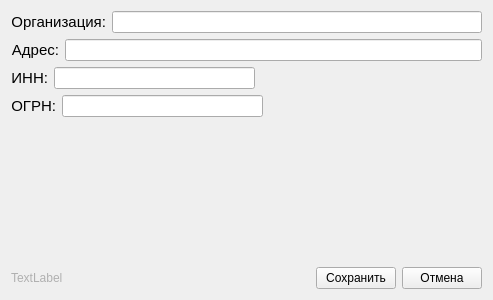
vanobl/counter, file faces/edit_company.ui: the form before one commit.
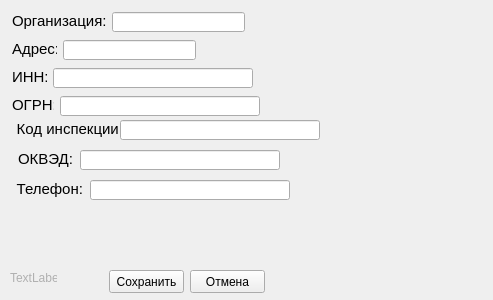
The form after the commit.

```diff
--- a/faces/edit_company.ui
+++ b/faces/edit_company.ui
@@ -13,50 +13,28 @@
   <property name="windowTitle">
    <string>Form</string>
   </property>
-  <layout class="QGridLayout" name="gridLayout">
-   <item row="0" column="0">
-    <layout class="QVBoxLayout" name="verticalLayout_2">
-     <item>
-      <layout class="QVBoxLayout" name="verticalLayout">
-       <item>
-        <layout class="QHBoxLayout" name="horizontalLayout_5">
-         <item>
-          <widget class="QLabel" name="label">
-           <property name="text">
-            <string>&lt;html&gt;&lt;head/&gt;&lt;body&gt;&lt;p align=&quot;right&quot;&gt;&lt;span style=&quot; font-size:11pt;&quot;&gt;Организация:&lt;/span&gt;&lt;/p&gt;&lt;/body&gt;&lt;/html&gt;</string>
-           </property>
-          </widget>
-         </item>
-         <item>
-          <widget class="QLineEdit" name="edit_company"/>
-         </item>
-        </layout>
-       </item>
-       <item>
-        <layout class="QHBoxLayout" name="horizontalLayout_4">
-         <item>
-          <widget class="QLabel" name="label_4">
+  <widget class="QLabel" name="label_5">
+   <property name="geometry">
+    <rect>
+     <x>12</x>
+     <y>120</y>
+     <width>111</width>
+     <height>18</height>
+    </rect>
+   </property>
            <property name="text">
-            <string>&lt;html&gt;&lt;head/&gt;&lt;body&gt;&lt;p align=&quot;right&quot;&gt;&lt;span style=&quot; font-size:11pt;&quot;&gt;Адрес:&lt;/span&gt;&lt;/p&gt;&lt;/body&gt;&lt;/html&gt;</string>
-           </property>
-          </widget>
-         </item>
-         <item>
-          <widget class="QLineEdit" name="edit_address"/>
-         </item>
-        </layout>
-       </item>
-       <item>
-        <layout class="QHBoxLayout" name="horizontalLayout_2">
-         <item>
-          <widget class="QLabel" name="label_2">
-           <property name="text">
-            <string>&lt;html&gt;&lt;head/&gt;&lt;body&gt;&lt;p align=&quot;right&quot;&gt;&lt;span style=&quot; font-size:11pt;&quot;&gt;ИНН:&lt;/span&gt;&lt;/p&gt;&lt;/body&gt;&lt;/html&gt;</string>
-           </property>
-          </widget>
-         </item>
-         <item>
-          <widget class="QLineEdit" name="edit_inn">
+    <string>&lt;html&gt;&lt;head/&gt;&lt;body&gt;&lt;p align=&quot;right&quot;&gt;&lt;span style=&quot; font-size:11pt;&quot;&gt;Код инспекции:&lt;/span&gt;&lt;/p&gt;&lt;/body&gt;&lt;/html&gt;</string>
+   </property>
+  </widget>
+  <widget class="QLineEdit" name="edit_inspection">
+   <property name="geometry">
+    <rect>
+     <x>120</x>
+     <y>120</y>
+     <width>200</width>
+     <height>20</height>
+    </rect>
+   </property>
            <property name="minimumSize">
             <size>
              <width>200</width>
@@ -69,40 +47,29 @@
              <height>16777215</height>
             </size>
            </property>
-           <property name="baseSize">
-            <size>
-             <width>0</width>
-             <height>0</height>
-            </size>
-           </property>
-          </widget>
-         </item>
-         <item>
-          <spacer name="horizontalSpacer_2">
-           <property name="orientation">
-            <enum>Qt::Horizontal</enum>
-           </property>
-           <property name="sizeHint" stdset="0">
-            <size>
-             <width>40</width>
-             <height>20</height>
-            </size>
-           </property>
-          </spacer>
-         </item>
-        </layout>
-       </item>
-       <item>
-        <layout class="QHBoxLayout" name="horizontalLayout_3">
-         <item>
-          <widget class="QLabel" name="label_3">
+  </widget>
+  <widget class="QLabel" name="label_6">
+   <property name="geometry">
+    <rect>
+     <x>12</x>
+     <y>150</y>
+     <width>61</width>
+     <height>18</height>
+    </rect>
+   </property>
            <property name="text">
-            <string>&lt;html&gt;&lt;head/&gt;&lt;body&gt;&lt;p align=&quot;right&quot;&gt;&lt;span style=&quot; font-size:11pt;&quot;&gt;ОГРН:&lt;/span&gt;&lt;/p&gt;&lt;/body&gt;&lt;/html&gt;</string>
-           </property>
-          </widget>
-         </item>
-         <item>
-          <widget class="QLineEdit" name="edit_ogrn">
+    <string>&lt;html&gt;&lt;head/&gt;&lt;body&gt;&lt;p align=&quot;right&quot;&gt;&lt;span style=&quot; font-size:11pt;&quot;&gt;ОКВЭД:&lt;/span&gt;&lt;/p&gt;&lt;/body&gt;&lt;/html&gt;</string>
+   </property>
+  </widget>
+  <widget class="QLineEdit" name="edit_okved">
+   <property name="geometry">
+    <rect>
+     <x>80</x>
+     <y>150</y>
+     <width>200</width>
+     <height>20</height>
+    </rect>
+   </property>
            <property name="minimumSize">
             <size>
              <width>200</width>
@@ -116,78 +83,202 @@
             </size>
            </property>
           </widget>
-         </item>
-         <item>
-          <spacer name="horizontalSpacer_3">
-           <property name="orientation">
-            <enum>Qt::Horizontal</enum>
-           </property>
-           <property name="sizeHint" stdset="0">
-            <size>
-             <width>40</width>
+  <widget class="QLabel" name="label_7">
+   <property name="geometry">
+    <rect>
+     <x>12</x>
+     <y>180</y>
+     <width>71</width>
+     <height>18</height>
+    </rect>
+   </property>
+   <property name="text">
+    <string>&lt;html&gt;&lt;head/&gt;&lt;body&gt;&lt;p align=&quot;right&quot;&gt;&lt;span style=&quot; font-size:11pt;&quot;&gt;Телефон:&lt;/span&gt;&lt;/p&gt;&lt;/body&gt;&lt;/html&gt;</string>
+   </property>
+  </widget>
+  <widget class="QLineEdit" name="edit_phone">
+   <property name="geometry">
+    <rect>
+     <x>90</x>
+     <y>180</y>
+     <width>200</width>
              <height>20</height>
-            </size>
-           </property>
-          </spacer>
-         </item>
-        </layout>
-       </item>
-      </layout>
-     </item>
-     <item>
-      <spacer name="verticalSpacer">
-       <property name="orientation">
-        <enum>Qt::Vertical</enum>
-       </property>
-       <property name="sizeHint" stdset="0">
+    </rect>
+   </property>
+   <property name="minimumSize">
+    <size>
+     <width>200</width>
+     <height>0</height>
+    </size>
+   </property>
+   <property name="maximumSize">
         <size>
-         <width>20</width>
-         <height>40</height>
-        </size>
-       </property>
-      </spacer>
-     </item>
-     <item>
-      <layout class="QHBoxLayout" name="horizontalLayout">
-       <item>
+     <width>201</width>
+     <height>16777215</height>
+    </size>
+   </property>
+  </widget>
         <widget class="QLabel" name="label_id">
+   <property name="geometry">
+    <rect>
+     <x>10</x>
+     <y>270</y>
+     <width>47</width>
+     <height>16</height>
+    </rect>
+   </property>
          <property name="text">
           <string>&lt;html&gt;&lt;head/&gt;&lt;body&gt;&lt;p&gt;&lt;span style=&quot; color:#b0b0b0;&quot;&gt;TextLabel&lt;/span&gt;&lt;/p&gt;&lt;/body&gt;&lt;/html&gt;</string>
          </property>
         </widget>
-       </item>
-       <item>
-        <spacer name="horizontalSpacer">
-         <property name="orientation">
-          <enum>Qt::Horizontal</enum>
-         </property>
-         <property name="sizeHint" stdset="0">
-          <size>
-           <width>40</width>
-           <height>20</height>
-          </size>
-         </property>
-        </spacer>
-       </item>
-       <item>
         <widget class="QPushButton" name="btn_action">
+   <property name="geometry">
+    <rect>
+     <x>109</x>
+     <y>270</y>
+     <width>75</width>
+     <height>23</height>
+    </rect>
+   </property>
          <property name="text">
           <string>Сохранить</string>
          </property>
         </widget>
-       </item>
-       <item>
         <widget class="QPushButton" name="btn_exit">
+   <property name="geometry">
+    <rect>
+     <x>190</x>
+     <y>270</y>
+     <width>75</width>
+     <height>23</height>
+    </rect>
+   </property>
          <property name="text">
           <string>Отмена</string>
          </property>
         </widget>
-       </item>
-      </layout>
-     </item>
-    </layout>
-   </item>
-  </layout>
+  <widget class="QLabel" name="label_3">
+   <property name="geometry">
+    <rect>
+     <x>12</x>
+     <y>96</y>
+     <width>42</width>
+     <height>18</height>
+    </rect>
+   </property>
+   <property name="text">
+    <string>&lt;html&gt;&lt;head/&gt;&lt;body&gt;&lt;p align=&quot;right&quot;&gt;&lt;span style=&quot; font-size:11pt;&quot;&gt;ОГРН:&lt;/span&gt;&lt;/p&gt;&lt;/body&gt;&lt;/html&gt;</string>
+   </property>
+  </widget>
+  <widget class="QLineEdit" name="edit_ogrn">
+   <property name="geometry">
+    <rect>
+     <x>60</x>
+     <y>96</y>
+     <width>200</width>
+     <height>20</height>
+    </rect>
+   </property>
+   <property name="minimumSize">
+    <size>
+     <width>200</width>
+     <height>0</height>
+    </size>
+   </property>
+   <property name="maximumSize">
+    <size>
+     <width>201</width>
+     <height>16777215</height>
+    </size>
+   </property>
+  </widget>
+  <widget class="QLabel" name="label_2">
+   <property name="geometry">
+    <rect>
+     <x>12</x>
+     <y>68</y>
+     <width>35</width>
+     <height>18</height>
+    </rect>
+   </property>
+   <property name="text">
+    <string>&lt;html&gt;&lt;head/&gt;&lt;body&gt;&lt;p align=&quot;right&quot;&gt;&lt;span style=&quot; font-size:11pt;&quot;&gt;ИНН:&lt;/span&gt;&lt;/p&gt;&lt;/body&gt;&lt;/html&gt;</string>
+   </property>
+  </widget>
+  <widget class="QLineEdit" name="edit_inn">
+   <property name="geometry">
+    <rect>
+     <x>53</x>
+     <y>68</y>
+     <width>200</width>
+     <height>20</height>
+    </rect>
+   </property>
+   <property name="minimumSize">
+    <size>
+     <width>200</width>
+     <height>0</height>
+    </size>
+   </property>
+   <property name="maximumSize">
+    <size>
+     <width>201</width>
+     <height>16777215</height>
+    </size>
+   </property>
+   <property name="baseSize">
+    <size>
+     <width>0</width>
+     <height>0</height>
+    </size>
+   </property>
+  </widget>
+  <widget class="QLineEdit" name="edit_address">
+   <property name="geometry">
+    <rect>
+     <x>63</x>
+     <y>40</y>
+     <width>133</width>
+     <height>20</height>
+    </rect>
+   </property>
+  </widget>
+  <widget class="QLabel" name="label_4">
+   <property name="geometry">
+    <rect>
+     <x>12</x>
+     <y>40</y>
+     <width>45</width>
+     <height>18</height>
+    </rect>
+   </property>
+   <property name="text">
+    <string>&lt;html&gt;&lt;head/&gt;&lt;body&gt;&lt;p align=&quot;right&quot;&gt;&lt;span style=&quot; font-size:11pt;&quot;&gt;Адрес:&lt;/span&gt;&lt;/p&gt;&lt;/body&gt;&lt;/html&gt;</string>
+   </property>
+  </widget>
+  <widget class="QLineEdit" name="edit_company">
+   <property name="geometry">
+    <rect>
+     <x>112</x>
+     <y>12</y>
+     <width>133</width>
+     <height>20</height>
+    </rect>
+   </property>
+  </widget>
+  <widget class="QLabel" name="label">
+   <property name="geometry">
+    <rect>
+     <x>12</x>
+     <y>12</y>
+     <width>94</width>
+     <height>18</height>
+    </rect>
+   </property>
+   <property name="text">
+    <string>&lt;html&gt;&lt;head/&gt;&lt;body&gt;&lt;p align=&quot;right&quot;&gt;&lt;span style=&quot; font-size:11pt;&quot;&gt;Организация:&lt;/span&gt;&lt;/p&gt;&lt;/body&gt;&lt;/html&gt;</string>
+   </property>
+  </widget>
  </widget>
  <resources/>
  <connections/>
```
Lines whose indentation alone changed are shown as unchanged.
